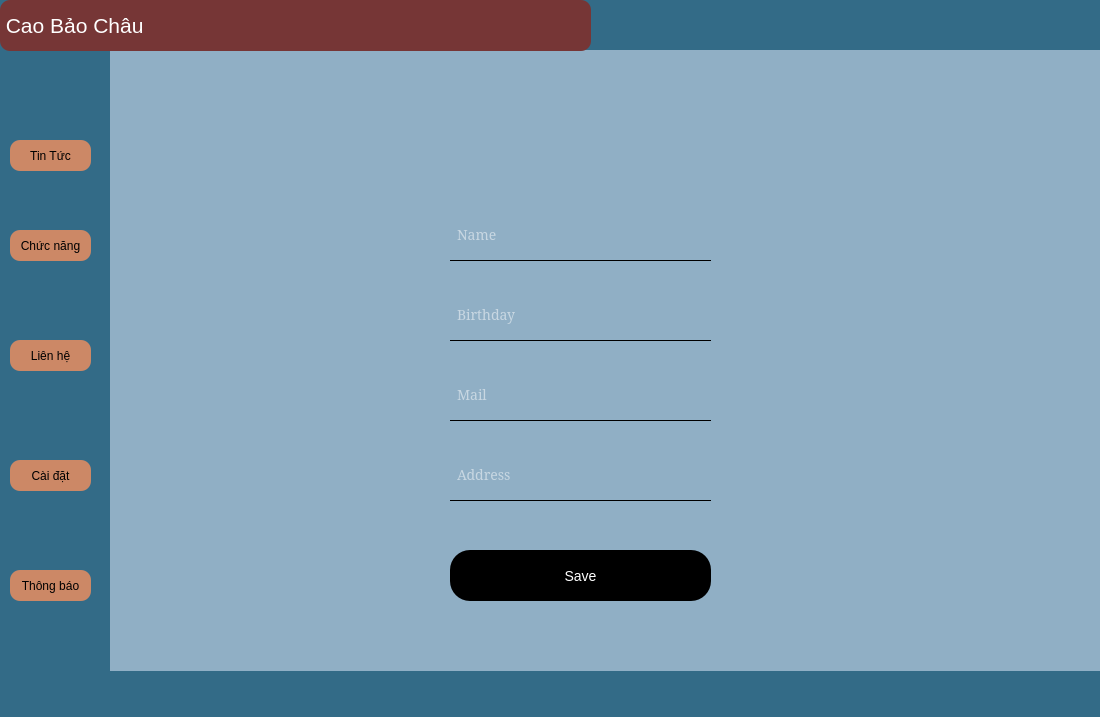
Above: ui/mainwindow.ui from Cuongal/python-app before the change. Below: the same form after it.
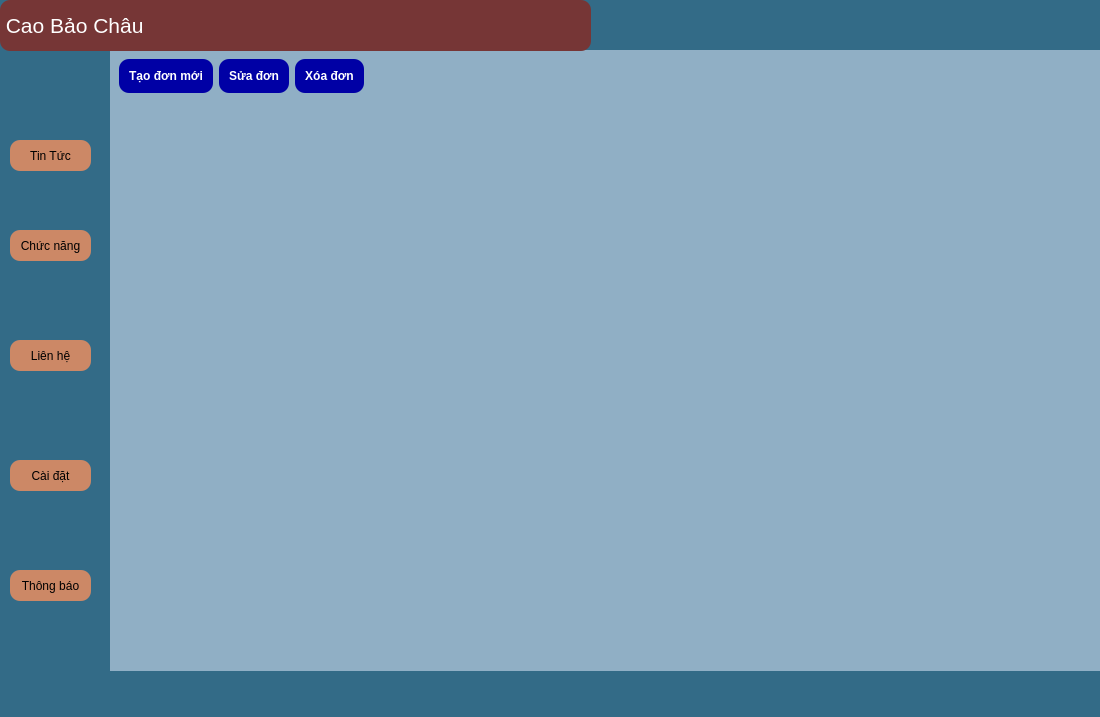
That is the form after the change. The open tabs and pages were chosen to show the change. Icons and pictures are not drawn.

The edit to the form file:
```diff
--- a/ui/mainwindow.ui
+++ b/ui/mainwindow.ui
@@ -489,7 +489,149 @@
       </property>
      </widget>
     </widget>
-    <widget class="QWidget" name="page_3">
+    <widget class="QWidget" name="page_applications">
+     <property name="styleSheet">
+      <string notr="true">background-color: rgb(144, 175, 197);</string>
+     </property>
+     <layout class="QVBoxLayout" name="verticalLayout_3">
+      <item>
+       <layout class="QHBoxLayout" name="horizontalLayout_3">
+        <item>
+         <widget class="QPushButton" name="btn_new_application">
+          <property name="styleSheet">
+           <string notr="true">background-color: rgb(0, 0, 165);
+border-radius: 10px;
+color: rgb(255, 255, 255);
+padding: 10px;
+font-weight: bold;</string>
+          </property>
+          <property name="text">
+           <string>Tạo đơn mới</string>
+          </property>
+         </widget>
+        </item>
+        <item>
+         <widget class="QPushButton" name="btn_edit_application">
+          <property name="styleSheet">
+           <string notr="true">background-color: rgb(0, 0, 165);
+border-radius: 10px;
+color: rgb(255, 255, 255);
+padding: 10px;
+font-weight: bold;</string>
+          </property>
+          <property name="text">
+           <string>Sửa đơn</string>
+          </property>
+         </widget>
+        </item>
+        <item>
+         <widget class="QPushButton" name="btn_delete_application">
+          <property name="styleSheet">
+           <string notr="true">background-color: rgb(0, 0, 165);
+border-radius: 10px;
+color: rgb(255, 255, 255);
+padding: 10px;
+font-weight: bold;</string>
+          </property>
+          <property name="text">
+           <string>Xóa đơn</string>
+          </property>
+         </widget>
+        </item>
+        <item>
+         <spacer name="horizontalSpacer_2">
+          <property name="orientation">
+           <enum>Qt::Orientation::Horizontal</enum>
+          </property>
+          <property name="sizeHint" stdset="0">
+           <size>
+            <width>40</width>
+            <height>20</height>
+           </size>
+          </property>
+         </spacer>
+        </item>
+       </layout>
+      </item>
+      <item>
+       <widget class="QTableWidget" name="applications_table">
+        <property name="styleSheet">
+         <string notr="true">
+QTableWidget {
+    background-color: rgb(144, 175, 197);
+    color: black;
+    gridline-color: #2c5a73;
+    border: none;
+}
+
+QTableWidget::item {
+    padding: 8px;
+    border: none;
+}
+
+QTableWidget::item:selected {
+    background-color: #336b87;
+    color: white;
+}
+
+QHeaderView::section {
+    background-color: #336b87;
+    color: white;
+    padding: 10px;
+    border: none;
+    font-weight: bold;
+    text-align: center;
+}
+
+QTableWidget QScrollBar:vertical {
+    background-color: rgb(144, 175, 197);
+    width: 12px;
+    margin: 0px;
+}
+
+QTableWidget QScrollBar::handle:vertical {
+    background-color: #336b87;
+    border-radius: 6px;
+    min-height: 20px;
+}
+
+QTableWidget QScrollBar::add-line:vertical,
+QTableWidget QScrollBar::sub-line:vertical {
+    height: 0px;
+}
+
+QTableWidget QScrollBar:horizontal {
+    background-color: rgb(144, 175, 197);
+    height: 12px;
+    margin: 0px;
+}
+
+QTableWidget QScrollBar::handle:horizontal {
+    background-color: #336b87;
+    border-radius: 6px;
+    min-width: 20px;
+}
+
+QTableWidget QScrollBar::add-line:horizontal,
+QTableWidget QScrollBar::sub-line:horizontal {
+    width: 0px;
+}
+         </string>
+        </property>
+        <property name="alternatingRowColors">
+         <bool>true</bool>
+        </property>
+        <property name="selectionMode">
+         <enum>QAbstractItemView::SelectionMode::SingleSelection</enum>
+        </property>
+        <property name="selectionBehavior">
+         <enum>QAbstractItemView::SelectionBehavior::SelectRows</enum>
+        </property>
+       </widget>
+      </item>
+     </layout>
+    </widget>
+    <widget class="QWidget" name="lienhe">
      <widget class="QLabel" name="label_75">
       <property name="geometry">
        <rect>
@@ -747,51 +889,7 @@
        <bool>false</bool>
       </property>
      </widget>
-     <widget class="QLineEdit" name="lineEdit_7">
-      <property name="geometry">
-       <rect>
-        <x>340</x>
-        <y>240</y>
-        <width>261</width>
-        <height>51</height>
-       </rect>
-      </property>
-      <property name="font">
-       <font>
-        <family>SimSun</family>
-        <pointsize>-1</pointsize>
-       </font>
-      </property>
-      <property name="styleSheet">
-       <string notr="true">border: none;
-    border-bottom: 1px solid #000; /* Black underline */
-    font-size: 14px;
-    padding: 5px;
-color: white;</string>
-      </property>
-      <property name="text">
-       <string/>
-      </property>
-      <property name="frame">
-       <bool>false</bool>
-      </property>
-      <property name="echoMode">
-       <enum>QLineEdit::EchoMode::Normal</enum>
-      </property>
-      <property name="dragEnabled">
-       <bool>false</bool>
-      </property>
-      <property name="readOnly">
-       <bool>false</bool>
-      </property>
-      <property name="placeholderText">
-       <string>Birthday</string>
-      </property>
-      <property name="clearButtonEnabled">
-       <bool>false</bool>
-      </property>
-     </widget>
-     <widget class="QPushButton" name="pushButton">
+     <widget class="QPushButton" name="btn_update_info">
       <property name="geometry">
        <rect>
         <x>340</x>
@@ -817,7 +915,7 @@
       <property name="geometry">
        <rect>
         <x>340</x>
-        <y>320</y>
+        <y>240</y>
         <width>261</width>
         <height>51</height>
        </rect>
@@ -857,50 +955,6 @@
        <bool>false</bool>
       </property>
      </widget>
-     <widget class="QLineEdit" name="lineEdit_9">
-      <property name="geometry">
-       <rect>
-        <x>340</x>
-        <y>400</y>
-        <width>261</width>
-        <height>51</height>
-       </rect>
-      </property>
-      <property name="font">
-       <font>
-        <family>SimSun</family>
-        <pointsize>-1</pointsize>
-       </font>
-      </property>
-      <property name="styleSheet">
-       <string notr="true">border: none;
-    border-bottom: 1px solid #000; /* Black underline */
-    font-size: 14px;
-    padding: 5px;
-color: white;</string>
-      </property>
-      <property name="text">
-       <string/>
-      </property>
-      <property name="frame">
-       <bool>false</bool>
-      </property>
-      <property name="echoMode">
-       <enum>QLineEdit::EchoMode::Normal</enum>
-      </property>
-      <property name="dragEnabled">
-       <bool>false</bool>
-      </property>
-      <property name="readOnly">
-       <bool>false</bool>
-      </property>
-      <property name="placeholderText">
-       <string>Address</string>
-      </property>
-      <property name="clearButtonEnabled">
-       <bool>false</bool>
-      </property>
-     </widget>
      <widget class="QPushButton" name="btn_avatar">
       <property name="geometry">
        <rect>
```
Left out of the diff: 159 changed lines with no effect on the pictures.
